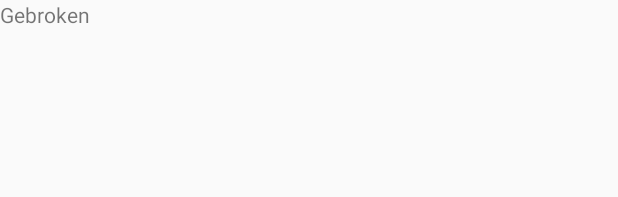
After one commit to Roohn/IPMEDT4, an Android app: the layout activity_gebroken.xml on its own in the app's theme, with its tools: preview values and no code run, on a phone screen of 412 x 824 dp. The commit adds this screen. Shown: the top 197 px of the screen. Run offline under Robolectric (Android 15) with nearby library versions, the phone set to English and light mode, and no system bars.

Commit message:
Pagina's toegevoegd

```diff
--- a/app/build.gradle
+++ b/app/build.gradle
@@ -10,7 +10,7 @@ android {
         versionCode 1
         versionName "1.0"
         testInstrumentationRunner "android.support.test.runner.AndroidJUnitRunner"
-        vectorDrawables.useSupportLibrary= true
+        vectorDrawables.useSupportLibrary = true
     }
     buildTypes {
         release {
@@ -28,5 +28,6 @@ dependencies {
     compile 'com.android.support:appcompat-v7:25.3.1'
     compile 'com.android.support:design:25.3.1'
     compile 'com.android.support:support-vector-drawable:25.3.1'
+    compile 'com.android.support.constraint:constraint-layout:1.0.2'
     testCompile 'junit:junit:4.12'
 }
--- a/app/src/main/AndroidManifest.xml
+++ b/app/src/main/AndroidManifest.xml
@@ -1,6 +1,6 @@
 <?xml version="1.0" encoding="utf-8"?>
 <manifest xmlns:android="http://schemas.android.com/apk/res/android"
-    package="nl.exocare.ipmedt4" >
+    package="nl.exocare.ipmedt4">
 
     <application
         android:allowBackup="true"
@@ -8,10 +8,10 @@
         android:label="@string/app_name"
         android:roundIcon="@mipmap/ic_launcher_round"
         android:supportsRtl="true"
-        android:theme="@style/AppTheme" >
+        android:theme="@style/AppTheme">
         <activity
             android:name=".MainActivity"
-            android:label="@string/app_name" >
+            android:label="@string/app_name">
             <intent-filter>
                 <action android:name="android.intent.action.MAIN" />
 
--- /dev/null
+++ b/app/src/main/res/layout/activity_gebroken.xml
@@ -0,0 +1,11 @@
+<?xml version="1.0" encoding="utf-8"?>
+<LinearLayout xmlns:android="http://schemas.android.com/apk/res/android"
+    android:orientation="vertical" android:layout_width="match_parent"
+    android:layout_height="match_parent">
+
+    <TextView
+        android:id="@+id/textView2"
+        android:layout_width="match_parent"
+        android:layout_height="wrap_content"
+        android:text="Gebroken" />
+</LinearLayout>
```
Also changed, not shown: app/src/main/java/nl/exocare/ipmedt4/MainActivity.java (+6 -5 lines), app/src/main/res/layout/activity_behandeld.xml (added, +11 -0 lines), app/src/main/res/layout/activity_main.xml (+10 -9 lines), app/src/main/res/layout/activity_revalidatie.xml (added, +11 -0 lines).
